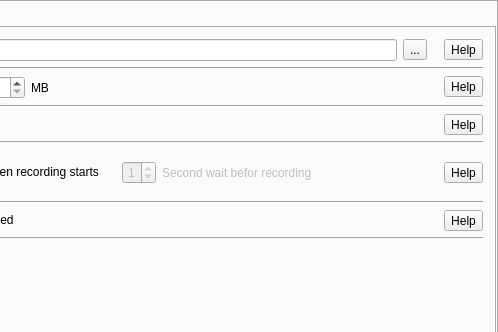
The window that src/mainwindow.ui (vkohaupt/vokoscreenNG) describes before a commit, drawn with Qt 5; both pictures show x 203 to 701 and y 0 to 332 of the 701 by 432 pixel window.
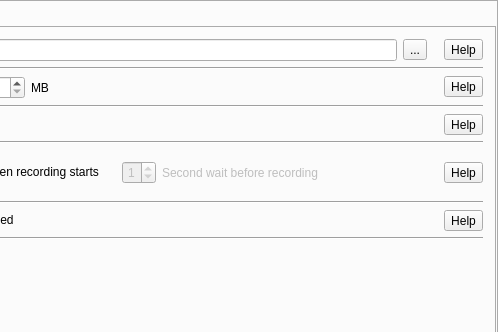
The same window after the commit. The open tabs and pages were chosen to show the change. Icons and pictures are not drawn.

Commit message: icon Helpbutton

What changed in the file:
```diff
--- a/src/mainwindow.ui
+++ b/src/mainwindow.ui
@@ -1378,7 +1378,7 @@
                  <item>
                   <widget class="QLabel" name="label_18">
                    <property name="text">
-                    <string>Second wait befor recording</string>
+                    <string>Second wait before recording</string>
                    </property>
                   </widget>
                  </item>
```
Left out of the diff: 2 changed lines with no effect on the pictures. The commit also changes 1 other file.
